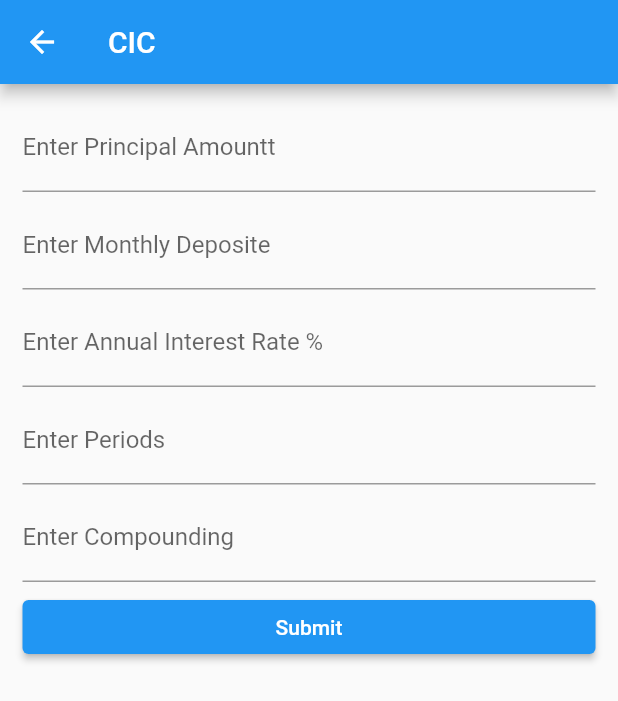
After one commit to Bibek-Dahal/financial_calculator, a Flutter app: the screen it shows after launch, after a tap on "Compound Interest", on a phone screen of 412 x 824 dp. The commit adds this screen. Shown: the top 701 px of the screen. Run offline on Flutter 3.47's test engine with Material 2 defaults, Android fonts, the phone set to English and light mode, and no system bars; missing offline and left inert: dart:ffi.

Commit message:
Compound Interest calculation completed

```diff
--- a/lib/main.dart
+++ b/lib/main.dart
@@ -1,4 +1,6 @@
+import 'package:financial_calc/screens/compoundInterestCalc.dart';
 import 'package:financial_calc/screens/emiCalc.dart';
+import 'package:financial_calc/screens/home.dart';
 import 'package:flutter/material.dart';
 
 void main() {
@@ -16,50 +18,7 @@ class MyApp extends StatelessWidget {
       theme: ThemeData(
         primarySwatch: Colors.blue,
       ),
-      home: const EmiCalc(),
+      home: const Home(),
     );
   }
 }
-
-// class MyHomePage extends StatefulWidget {
-//   const MyHomePage({Key? key, required this.title}) : super(key: key);
-
-//   // This widget is the home page of your application. It is stateful, meaning
-//   // that it has a State object (defined below) that contains fields that affect
-//   // how it looks.
-
-//   // This class is the configuration for the state. It holds the values (in this
-//   // case the title) provided by the parent (in this case the App widget) and
-//   // used by the build method of the State. Fields in a Widget subclass are
-//   // always marked "final".
-
-//   final String title;
-
-//   @override
-//   State<MyHomePage> createState() => _MyHomePageState();
-// }
-
-// class _MyHomePageState extends State<MyHomePage> {
-//   int _counter = 0;
-
-//   void _incrementCounter() {
-//     setState(() {
-//       // This call to setState tells the Flutter framework that something has
-//       // changed in this State, which causes it to rerun the build method below
-//       // so that the display can reflect the updated values. If we changed
-//       // _counter without calling setState(), then the build method would not be
-//       // called again, and so nothing would appear to happen.
-//       _counter++;
-//     });
-//   }
-
-//   @override
-//   Widget build(BuildContext context) {
-//     // This method is rerun every time setState is called, for instance as done
-//     // by the _incrementCounter method above.
-//     //
-//     // The Flutter framework has been optimized to make rerunning build methods
-//     // fast, so that you can just rebuild anything that needs updating rather
-//     // than having to individually change instances of widgets.
-//   }
-// }
--- /dev/null
+++ b/lib/screens/compoundInterestCalc.dart
@@ -0,0 +1,215 @@
+import 'package:flutter/material.dart';
+import 'package:flutter/services.dart';
+import 'dart:math';
+
+class compIntCalc extends StatefulWidget {
+  const compIntCalc({Key? key}) : super(key: key);
+
+  @override
+  State<compIntCalc> createState() => _compIntCalcState();
+}
+
+class _compIntCalcState extends State<compIntCalc> {
+  double principalAmt = 0.0;
+  double monthlyDeposit = 0.0;
+  int period = 0;
+  double annualInterestRate = 0.0;
+  String compounding = "";
+  String totalPrincipal = "";
+  String interestAmount = "";
+  String maturityValue = "";
+  bool isCalculated = false;
+
+  final _formKey = GlobalKey<FormState>();
+  final principalAmtController = TextEditingController();
+  final monthlyDepositController = TextEditingController();
+  final periodController = TextEditingController();
+  final compoundingController = TextEditingController();
+  final annualInterestRateController = TextEditingController();
+  final compoundingAmtController = TextEditingController();
+
+  void calculateCompInt() {
+    try {
+      var interestRate = {
+        'Daily': (annualInterestRate / 100) / 365,
+        'Weekly': (annualInterestRate / 100) / 52,
+        'Monthly': (annualInterestRate / 100) / 12,
+        'Quarterly': (annualInterestRate / 100) / 4,
+        'Semiannually': (annualInterestRate / 100) / 2,
+        'Annually': annualInterestRate / 100
+      };
+
+      var interest = interestRate[compounding];
+      print('interest $interest');
+      print((pow((1 + interest!), period) - 1) / interest);
+      // var x = 1 + interest!;
+      var fvPrincipal = principalAmt * (pow((1 + interest), period));
+      var maturityValueBefore = fvPrincipal +
+          (monthlyDeposit * (pow((1 + interest), period) - 1) / interest);
+      var totalPrincipalBefore = principalAmt + monthlyDeposit * period;
+
+      setState(() {
+        // print(test);
+        maturityValue = maturityValueBefore.toStringAsFixed(2);
+
+        totalPrincipal = totalPrincipalBefore.toStringAsFixed(2);
+
+        interestAmount =
+            (maturityValueBefore - totalPrincipalBefore).toStringAsFixed(2);
+
+        isCalculated = true;
+      });
+    } catch (error) {
+      print('error occour');
+    }
+  }
+
+  @override
+  Widget build(BuildContext context) {
+    return Scaffold(
+      appBar: AppBar(
+        // Here we take the value from the MyHomePage object that was created by
+        // the App.build method, and use it to set our appbar title.
+        title: const Text('CIC'),
+      ),
+      body: Form(
+        key: _formKey,
+        child: Padding(
+            padding:
+                const EdgeInsets.symmetric(vertical: 10.0, horizontal: 15.0),
+            child: ListView(
+              children: [
+                Padding(
+                  padding: const EdgeInsets.only(top: 3.0, bottom: 3.0),
+                  child: TextFormField(
+                    controller: principalAmtController,
+                    decoration: const InputDecoration(
+                      border: UnderlineInputBorder(),
+                      labelText: 'Enter Principal Amountt',
+                    ),
+                    keyboardType: TextInputType.number,
+                    validator: (value) {
+                      if (value == null || value.isEmpty) {
+                        return 'Please enter princilap amount';
+                      } else if (double.parse(value) < 1) {
+                        return 'Please enter appropriate princilap amount';
+                      } else {
+                        return null;
+                      }
+                    },
+                  ),
+                ),
+                Padding(
+                  padding: const EdgeInsets.only(top: 3.0, bottom: 3.0),
+                  child: TextFormField(
+                    controller: monthlyDepositController,
+                    decoration: const InputDecoration(
+                      border: UnderlineInputBorder(),
+                      labelText: 'Enter Monthly Deposite',
+                    ),
+                    keyboardType: TextInputType.number,
+                    validator: (value) {
+                      if (value == null || value.isEmpty) {
+                        return 'Please enter monthly deposite';
+                      } else {
+                        return null;
+                      }
+                    },
+                  ),
+                ),
+                Padding(
+                  padding: const EdgeInsets.only(top: 3.0, bottom: 3.0),
+                  child: TextFormField(
+                    controller: annualInterestRateController,
+                    decoration: const InputDecoration(
+                      border: UnderlineInputBorder(),
+                      labelText: 'Enter Annual Interest Rate %',
+                    ),
+                    keyboardType: TextInputType.number,
+                    validator: (value) {
+                      if (value == null || value.isEmpty) {
+                        return 'Please enter annual interest rate';
+                      } else {
+                        return null;
+                      }
+                    },
+                  ),
+                ),
+                Padding(
+                  padding: const EdgeInsets.only(top: 3.0, bottom: 3.0),
+                  child: TextFormField(
+                    controller: periodController,
+                    decoration: const InputDecoration(
+                      border: UnderlineInputBorder(),
+                      labelText: 'Enter Periods',
+                    ),
+                    keyboardType: TextInputType.number,
+                    inputFormatters: [FilteringTextInputFormatter.digitsOnly],
+                    validator: (value) {
+                      if (value == null || value.isEmpty) {
+                        return 'Please enter periods(months)';
+                      } else if (double.parse(value) == 0) {
+                        return 'Please enter appropriate period';
+                      } else {
+                        return null;
+                      }
+                    },
+                  ),
+                ),
+                Padding(
+                  padding: const EdgeInsets.only(top: 3.0, bottom: 3.0),
+                  child: TextFormField(
+                    controller: compoundingController,
+                    decoration: const InputDecoration(
+                      border: UnderlineInputBorder(),
+                      labelText: 'Enter Compounding',
+                    ),
+                    // keyboardType: TextInputType.number,
+                    // inputFormatters: [FilteringTextInputFormatter.digitsOnly],
+                    validator: (value) {
+                      if (value == null || value.isEmpty) {
+                        return 'Please enter Compounding';
+                      } else {
+                        return null;
+                      }
+                    },
+                  ),
+                ),
+                Padding(
+                  padding: EdgeInsets.only(top: 3.0, bottom: 3.0),
+                  child: ElevatedButton(
+                    onPressed: () {
+                      // Validate returns true if the form is valid, or false otherwise.
+                      if (_formKey.currentState!.validate()) {
+                        setState(() {
+                          principalAmt =
+                              double.parse(principalAmtController.text);
+                          monthlyDeposit =
+                              double.parse(monthlyDepositController.text);
+                          period = int.parse(periodController.text);
+                          annualInterestRate =
+                              double.parse(annualInterestRateController.text);
+                          compounding = compoundingController.text;
+                        });
+                        calculateCompInt();
+                      }
+                    },
+                    child: const Text('Submit'),
+                  ),
+                ),
+                Padding(
+                  padding: const EdgeInsets.only(top: 3.0, bottom: 3.0),
+                  child: isCalculated
+                      ? Column(children: [
+                          Text('Maturity Value: $maturityValue'),
+                          Text('Total Principal: $totalPrincipal'),
+                          Text('Interest Amount: $interestAmount'),
+                        ])
+                      : const Text(''),
+                )
+              ],
+            )),
+      ),
+    );
+  }
+}
--- /dev/null
+++ b/lib/screens/home.dart
@@ -0,0 +1,58 @@
+import 'package:financial_calc/screens/compoundInterestCalc.dart';
+import 'package:financial_calc/screens/emiCalc.dart';
+import 'package:flutter/material.dart';
+
+class Home extends StatefulWidget {
+  const Home({Key? key}) : super(key: key);
+
+  @override
+  State<Home> createState() => _HomeState();
+}
+
+class _HomeState extends State<Home> {
+  @override
+  Widget build(BuildContext context) {
+    return Scaffold(
+      appBar: AppBar(
+        // Here we take the value from the MyHomePage object that was created by
+        // the App.build method, and use it to set our appbar title.
+        title: const Text('EMI'),
+      ),
+      body: GridView.count(
+        primary: false,
+        padding: const EdgeInsets.all(20),
+        crossAxisSpacing: 10,
+        mainAxisSpacing: 10,
+        crossAxisCount: 2,
+        children: <Widget>[
+          Container(
+            child: GestureDetector(
+              onTap: () => Navigator.push(
+                context,
+                MaterialPageRoute(builder: (context) => const EmiCalc()),
+              ),
+              child: Container(
+                padding: const EdgeInsets.all(8),
+                color: Colors.teal[200],
+                child: const Text('EMI Calculator'),
+              ),
+            ),
+          ),
+          Container(
+            child: GestureDetector(
+              onTap: () => Navigator.push(
+                context,
+                MaterialPageRoute(builder: (context) => const compIntCalc()),
+              ),
+              child: Container(
+                padding: const EdgeInsets.all(8),
+                color: Colors.orange[200],
+                child: const Text('Compound Interest'),
+              ),
+            ),
+          ),
+        ],
+      ),
+    );
+  }
+}
```
